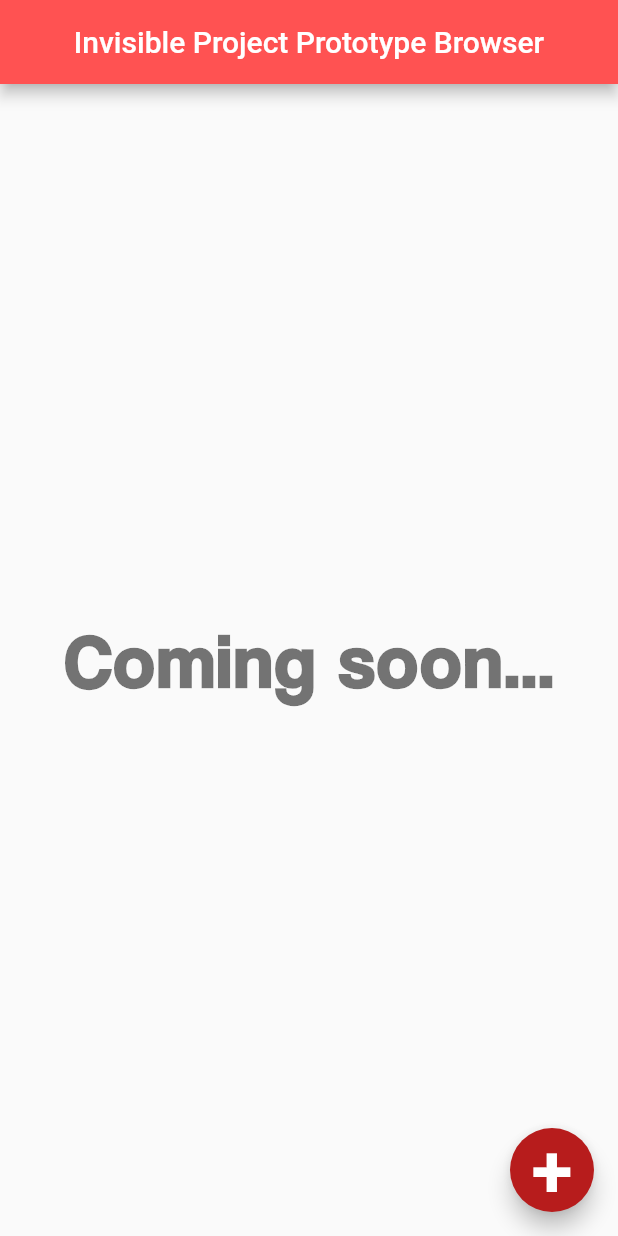
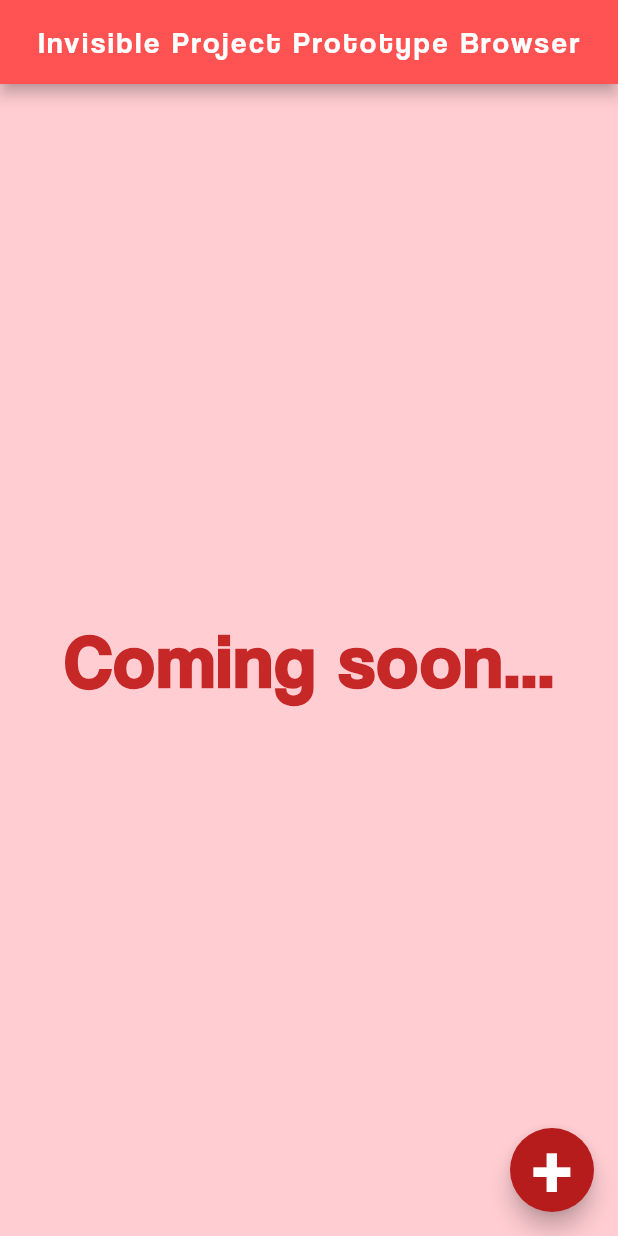
Before and after one commit to deegl0rd/project-invisible, a Flutter app: the screen it shows after launch, on a phone screen of 412 x 824 dp. Run offline on Flutter 3.47's test engine with Material 2 defaults, Android fonts, the phone set to English and light mode, and no system bars.

```diff
--- a/lib/main.dart
+++ b/lib/main.dart
@@ -1,12 +1,26 @@
 import 'package:flutter/material.dart';
 
 void main() => runApp(MaterialApp(
-      home: Scaffold(
+  home: HomeScreen()
+));
+
+class HomeScreen extends StatelessWidget{
+  @override
+  Widget build(BuildContext context){
+      return Scaffold(
           appBar: AppBar(
-          title: Text("Invisible Project Prototype Browser"),
+              title: Text(
+                "Invisible Project Prototype Browser",
+                  style: TextStyle(
+                    fontFamily: "Coolvetica",
+                    letterSpacing: 2,
+                    fontSize: 20,
+                  ),
+              ),
               centerTitle: true,
               backgroundColor: Colors.redAccent,
           ),
+
           body: Center(
               child: Text(
                 "Coming soon...",
@@ -15,23 +29,26 @@ void main() => runApp(MaterialApp(
                   fontSize: 50.0,
                   fontWeight: FontWeight.bold,
                   letterSpacing: 2.0,
-                color: Colors.black54,
+                  color: Colors.red[800],
                 ),
               ),
           ),
+              backgroundColor: Colors.red[100],
+
           floatingActionButton: FloatingActionButton(
               child: Text(
                 "+",
                 style: TextStyle(
                   fontSize: 50.0,
                   fontWeight: FontWeight.bold,
-                color: Colors.redAccent[300],
+                  color: Colors.white,
                 ),
               ),
               backgroundColor: Colors.red[900],
               onPressed: () => test(),
           ),
-      ),
-    ));
+      );
+  }
+}
 
 void test() => print("bish");
```
Lines whose indentation alone changed are shown as unchanged.
